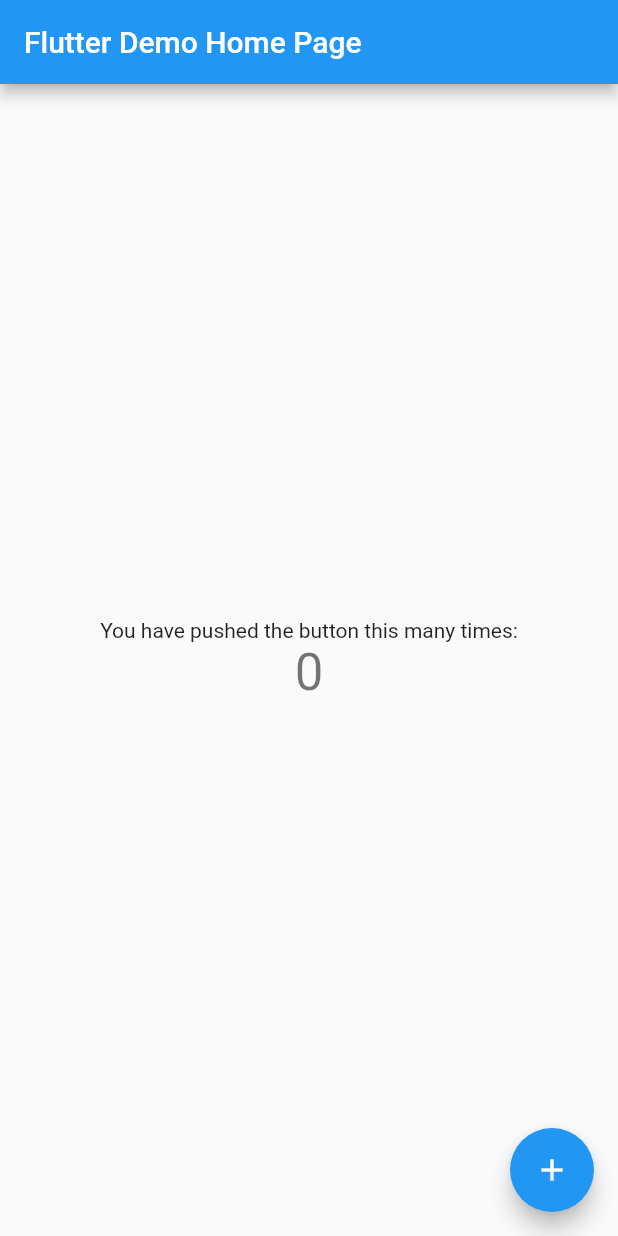
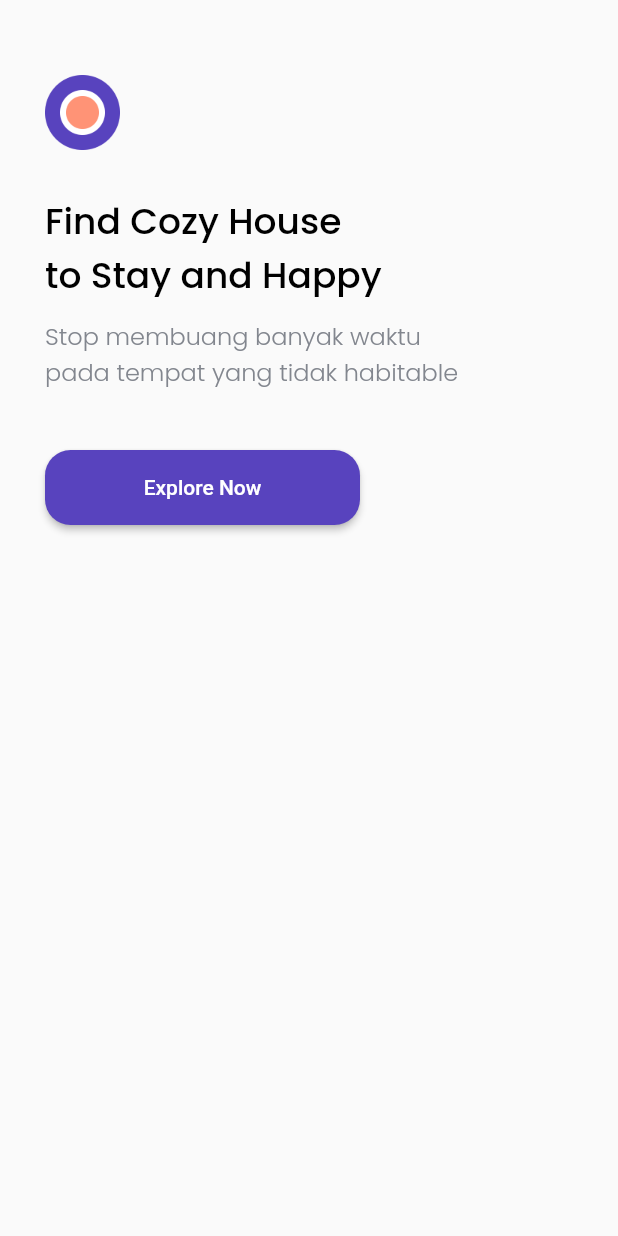
Before and after one commit to asrafilll/bwa_cozy, a Flutter app: the screen it shows after launch, on a phone screen of 412 x 824 dp. Run offline on Flutter 3.47's test engine with Material 2 defaults, Android fonts, the phone set to English and light mode, and no system bars; our stand-ins replace google_fonts.

Commit message:
splash_page 50%

```diff
--- a/lib/main.dart
+++ b/lib/main.dart
@@ -1,115 +1,14 @@
+import 'package:bwa_cozy/pages/splash_page.dart';
 import 'package:flutter/material.dart';
 
-void main() {
-  runApp(const MyApp());
-}
+void main() => runApp(MyApp());
 
 class MyApp extends StatelessWidget {
-  const MyApp({Key? key}) : super(key: key);
-
-  // This widget is the root of your application.
   @override
   Widget build(BuildContext context) {
     return MaterialApp(
-      title: 'Flutter Demo',
-      theme: ThemeData(
-        // This is the theme of your application.
-        //
-        // Try running your application with "flutter run". You'll see the
-        // application has a blue toolbar. Then, without quitting the app, try
-        // changing the primarySwatch below to Colors.green and then invoke
-        // "hot reload" (press "r" in the console where you ran "flutter run",
-        // or simply save your changes to "hot reload" in a Flutter IDE).
-        // Notice that the counter didn't reset back to zero; the application
-        // is not restarted.
-        primarySwatch: Colors.blue,
-      ),
-      home: const MyHomePage(title: 'Flutter Demo Home Page'),
+      debugShowCheckedModeBanner: false,
+      home: SplashPage(),
     );
   }
 }
-
-class MyHomePage extends StatefulWidget {
-  const MyHomePage({Key? key, required this.title}) : super(key: key);
-
-  // This widget is the home page of your application. It is stateful, meaning
-  // that it has a State object (defined below) that contains fields that affect
-  // how it looks.
-
-  // This class is the configuration for the state. It holds the values (in this
-  // case the title) provided by the parent (in this case the App widget) and
-  // used by the build method of the State. Fields in a Widget subclass are
-  // always marked "final".
-
-  final String title;
-
-  @override
-  State<MyHomePage> createState() => _MyHomePageState();
-}
-
-class _MyHomePageState extends State<MyHomePage> {
-  int _counter = 0;
-
-  void _incrementCounter() {
-    setState(() {
-      // This call to setState tells the Flutter framework that something has
-      // changed in this State, which causes it to rerun the build method below
-      // so that the display can reflect the updated values. If we changed
-      // _counter without calling setState(), then the build method would not be
-      // called again, and so nothing would appear to happen.
-      _counter++;
-    });
-  }
-
-  @override
-  Widget build(BuildContext context) {
-    // This method is rerun every time setState is called, for instance as done
-    // by the _incrementCounter method above.
-    //
-    // The Flutter framework has been optimized to make rerunning build methods
-    // fast, so that you can just rebuild anything that needs updating rather
-    // than having to individually change instances of widgets.
-    return Scaffold(
-      appBar: AppBar(
-        // Here we take the value from the MyHomePage object that was created by
-        // the App.build method, and use it to set our appbar title.
-        title: Text(widget.title),
-      ),
-      body: Center(
-        // Center is a layout widget. It takes a single child and positions it
-        // in the middle of the parent.
-        child: Column(
-          // Column is also a layout widget. It takes a list of children and
-          // arranges them vertically. By default, it sizes itself to fit its
-          // children horizontally, and tries to be as tall as its parent.
-          //
-          // Invoke "debug painting" (press "p" in the console, choose the
-          // "Toggle Debug Paint" action from the Flutter Inspector in Android
-          // Studio, or the "Toggle Debug Paint" command in Visual Studio Code)
-          // to see the wireframe for each widget.
-          //
-          // Column has various properties to control how it sizes itself and
-          // how it positions its children. Here we use mainAxisAlignment to
-          // center the children vertically; the main axis here is the vertical
-          // axis because Columns are vertical (the cross axis would be
-          // horizontal).
-          mainAxisAlignment: MainAxisAlignment.center,
-          children: <Widget>[
-            const Text(
-              'You have pushed the button this many times:',
-            ),
-            Text(
-              '$_counter',
-              style: Theme.of(context).textTheme.headline4,
-            ),
-          ],
-        ),
-      ),
-      floatingActionButton: FloatingActionButton(
-        onPressed: _incrementCounter,
-        tooltip: 'Increment',
-        child: const Icon(Icons.add),
-      ), // This trailing comma makes auto-formatting nicer for build methods.
-    );
-  }
-}
--- /dev/null
+++ b/lib/pages/splash_page.dart
@@ -0,0 +1,55 @@
+import 'package:bwa_cozy/theme.dart';
+import 'package:flutter/material.dart';
+
+class SplashPage extends StatelessWidget {
+  @override
+  Widget build(BuildContext context) {
+    return Scaffold(
+      body: SafeArea(
+          child: Padding(
+        padding: const EdgeInsets.only(top: 50, left: 30),
+        child: Column(
+          crossAxisAlignment: CrossAxisAlignment.start,
+          children: [
+            Container(
+              height: 50,
+              width: 50,
+              decoration: BoxDecoration(
+                  image: DecorationImage(
+                      image: AssetImage('assets/images/logo.png'))),
+            ),
+            SizedBox(
+              height: 30,
+            ),
+            Text(
+              "Find Cozy House\nto Stay and Happy",
+              style: blackTextStyle.copyWith(fontSize: 24),
+            ),
+            SizedBox(
+              height: 10,
+            ),
+            Text(
+              "Stop membuang banyak waktu\npada tempat yang tidak habitable",
+              style: greyTextStyle.copyWith(fontSize: 16),
+            ),
+            SizedBox(
+              height: 40,
+            ),
+            Container(
+              width: 210,
+              height: 50,
+              child: ElevatedButton(
+                style: ElevatedButton.styleFrom(
+                    primary: purpleColor,
+                    shape: RoundedRectangleBorder(
+                        borderRadius: BorderRadius.circular(17.0))),
+                onPressed: () {},
+                child: Text("Explore Now"),
+              ),
+            )
+          ],
+        ),
+      )),
+    );
+  }
+}
--- /dev/null
+++ b/lib/theme.dart
@@ -0,0 +1,20 @@
+import 'package:flutter/material.dart';
+import 'package:google_fonts/google_fonts.dart';
+
+Color purpleColor = Color(0xff5843BE);
+Color greyColor = Color(0xff82868E);
+Color orangeColor = Color(0xffFF9376);
+Color blackColor = Color(0xff000000);
+Color whiteColor = Color(0xffFFFFFF);
+
+TextStyle blackTextStyle =
+    GoogleFonts.poppins(fontWeight: FontWeight.w500, color: blackColor);
+
+TextStyle whiteTextStyle =
+    GoogleFonts.poppins(fontWeight: FontWeight.w500, color: whiteColor);
+
+TextStyle greyTextStyle =
+    GoogleFonts.poppins(fontWeight: FontWeight.w300, color: greyColor);
+
+TextStyle purpleTextStyle =
+    GoogleFonts.poppins(fontWeight: FontWeight.w500, color: purpleColor);
--- a/pubspec.yaml
+++ b/pubspec.yaml
@@ -34,6 +34,7 @@ dependencies:
   # The following adds the Cupertino Icons font to your application.
   # Use with the CupertinoIcons class for iOS style icons.
   cupertino_icons: ^1.0.2
+  google_fonts: ^2.1.0
 
 dev_dependencies:
   flutter_test:
@@ -44,7 +45,7 @@ dev_dependencies:
   # activated in the `analysis_options.yaml` file located at the root of your
   # package. See that file for information about deactivating specific lint
   # rules and activating additional ones.
-  flutter_lints: ^1.0.0
+
 
 # For information on the generic Dart part of this file, see the
 # following page: https://dart.dev/tools/pub/pubspec
```
Also changed, not shown: pubspec.lock.
